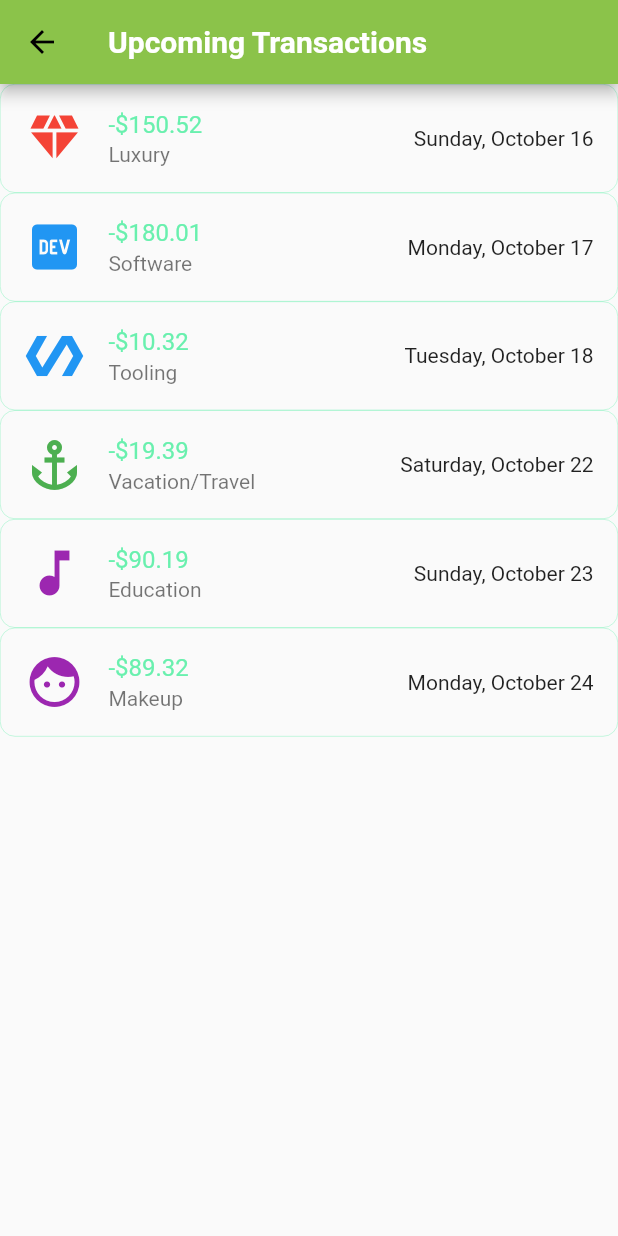
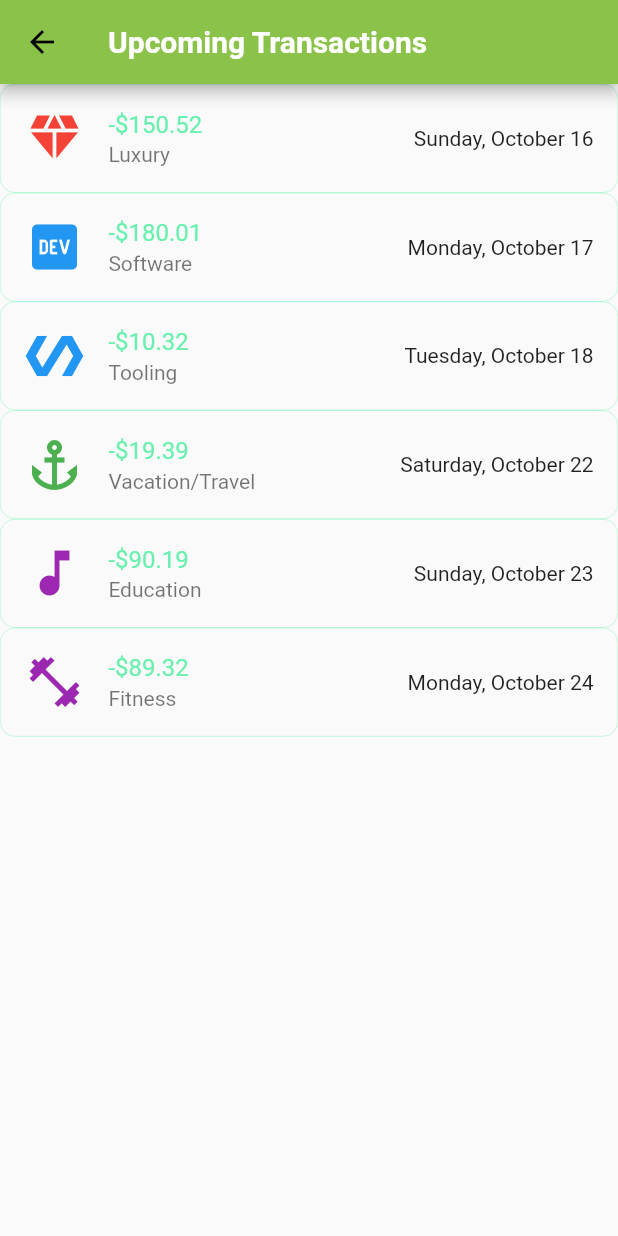
Before and after one commit to Romeo509/Personal_Financial_Tracker, a Flutter app: the TransactionPage screen opened directly, on a phone screen of 412 x 824 dp. Run offline on Flutter 3.47's test engine with Material 2 defaults, Android fonts, the phone set to English and light mode, and no system bars; our stand-ins replace dio; network calls fail.

Commit message:
list.dart

```diff
--- a/Front_End/lib/lists.dart
+++ b/Front_End/lib/lists.dart
@@ -53,13 +53,13 @@ List upcomingTransactions = [
   ],
   [
     const Icon(
-      Icons.face,
+      Icons.fitness_center,
       color: Colors.purple,
       size: 40,
     ),
     "-\$89.32",
     DateTime(2022, 10, 24),
-    "Makeup"
+    "Fitness"
   ],
   [
     const Icon(
```
